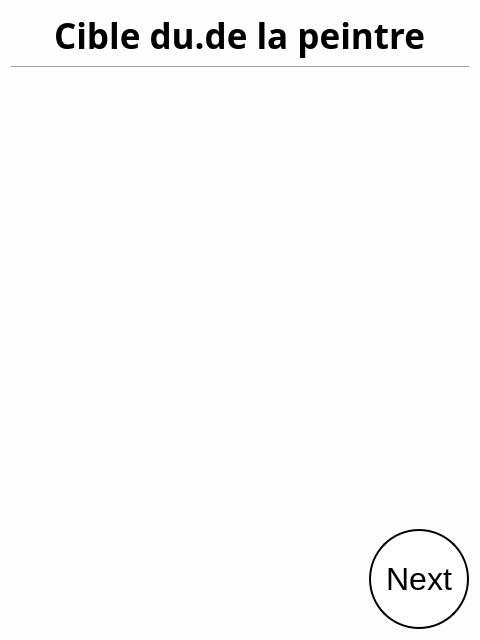
Qt form SporzOBC-WAL/code/resources/Phases/Night/Painter/target.ui (Eben-Epi/SporzOBC) before a commit.
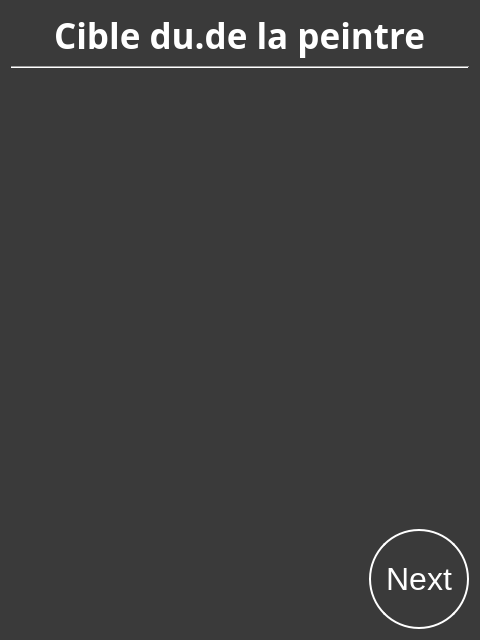
The same form after that commit.

Commit message: UPD Night Phases are displayed with dark background UPD Mutant Turn and Evening Bed Time View ADD useful fetch infos from game logic methods

Patch:
```diff
--- a/SporzOBC-WAL/code/resources/Phases/Night/Painter/target.ui
+++ b/SporzOBC-WAL/code/resources/Phases/Night/Painter/target.ui
@@ -15,14 +15,19 @@
   </property>
   <property name="styleSheet">
    <string notr="true">#PainterTarget {
-    background-color: rgb(253, 253, 253);
+    background-color: rgb(58, 58, 58);;
     }
 
+QLabel {
+	color:white;
+}
+
 QPushButton  {
-    border: 2px solid black;
-    background-color: white;
+    border: 2px solid white;
+    background-color: rgb(58, 58, 58);
     padding: 10px 10px;
     font-size: 32px;
+	color:white;
     border-radius: 50px;
 }</string>
   </property>
```
The commit also changes 37 other files.
